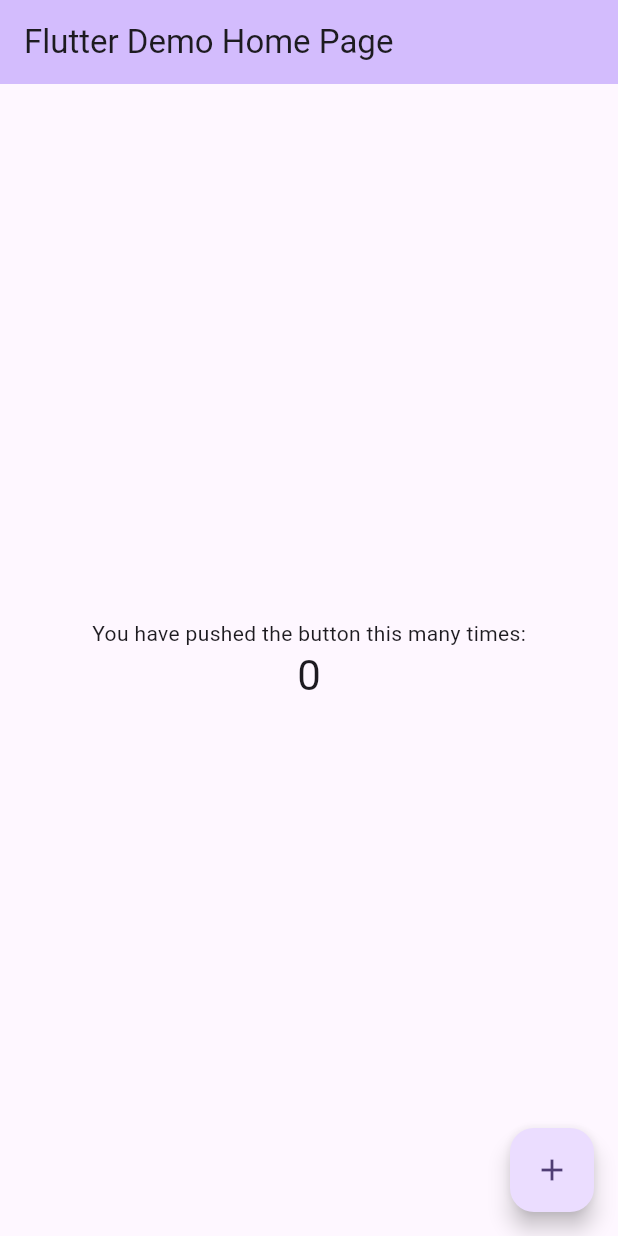
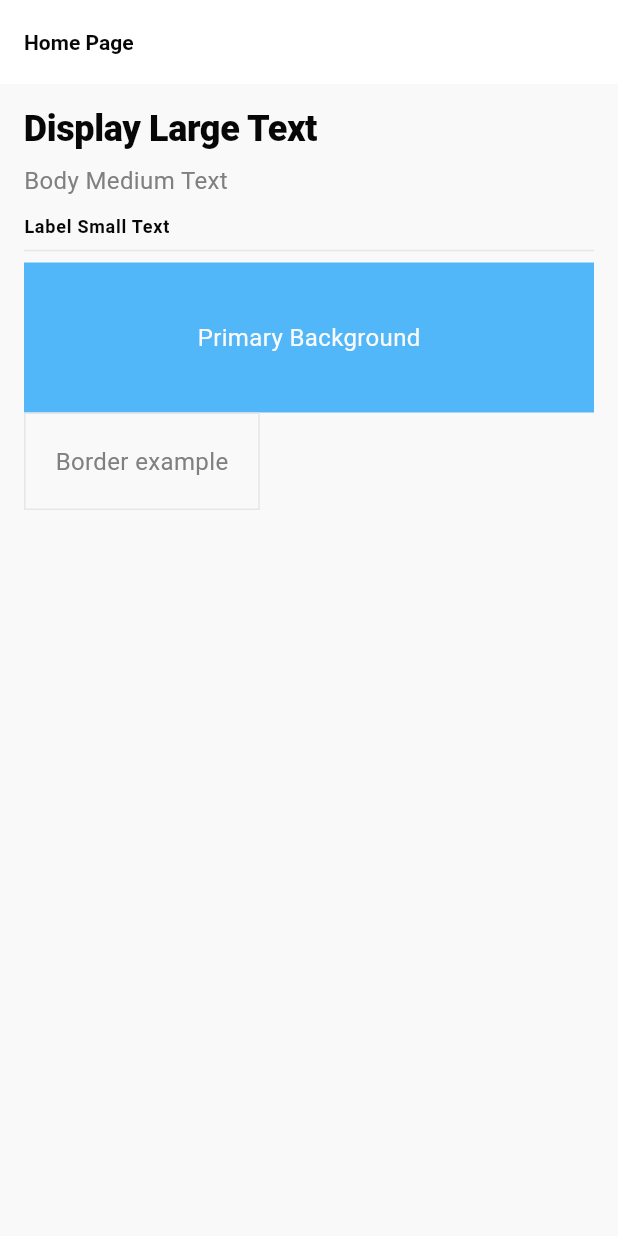
Before and after one commit to majharul-islam181/WorkBee, a Flutter app: the screen it shows after launch, on a phone screen of 412 x 824 dp. Run offline on Flutter 3.47's test engine with Material 3 defaults, Android fonts, the phone set to English and light mode, and no system bars.

Commit message:
Update README.md and main.dart

```diff
--- /dev/null
+++ b/lib/core/theme/app_colors.dart
@@ -0,0 +1,35 @@
+import 'package:flutter/material.dart';
+
+class AppColors {
+  // Primary
+  static const Color primaryMain = Color(0xFF51B7F9);
+  static const Color primaryLight = Color(0xFFB5E0FC);
+  static const Color primaryLightest = Color(0xFFE6F5FE);
+
+  // Text
+  static const Color text1 = Color(0xFF070707);
+  static const Color text2 = Color(0xFF808080);
+  static const Color textInverse = Color(0xFFFAFAFA);
+
+// Border
+  static const Color borderLight = Color(0xFFE6E6E6); // Light theme border
+  static const Color borderDark =
+      Color(0xFFFAFAFA); // Dark theme border (white)
+
+  // Error
+  static const Color error1 = Color(0xFFFF616D);
+  static const Color error2 = Color(0xFFFFE2E5);
+
+  // Warning
+  static const Color warning1 = Color(0xFFFFB37C);
+  static const Color warning2 = Color(0xFFFFF4E4);
+
+  // Success
+  static const Color green1 = Color(0xFF3AC0A0);
+  static const Color green2 = Color(0xFFE7F4E8);
+
+  // Surface
+  static const Color surfaceMainBG = Color(0xFFF9F9F9);
+  static const Color surfaceComponent = Color(0xFFF5F5F5);
+  static const Color surfacePlain = Color(0xFFFFFFFF);
+}
--- /dev/null
+++ b/lib/core/theme/app_theme.dart
@@ -0,0 +1,79 @@
+import 'package:flutter/material.dart';
+import 'app_colors.dart';
+import 'app_typography.dart';
+
+class AppTheme {
+  static ThemeData lightTheme = ThemeData(
+    brightness: Brightness.light,
+    primaryColor: AppColors.primaryMain,
+    scaffoldBackgroundColor: AppColors.surfaceMainBG,
+    textTheme: AppTypography.lightTextTheme,
+
+    // AppBar
+    appBarTheme: AppBarTheme(
+      backgroundColor: AppColors.surfacePlain,
+      iconTheme: const IconThemeData(color: AppColors.text1),
+      titleTextStyle: AppTypography.lightTextTheme.headlineMedium,
+    ),
+
+    // ColorScheme
+    colorScheme: const ColorScheme.light(
+      primary: AppColors.primaryMain,
+      surface: AppColors.surfaceMainBG,
+      error: AppColors.error1,
+    ),
+
+    // Border color (divider color for universal border)
+    dividerColor: AppColors.borderLight,
+
+    // Optional: Input field border color
+    inputDecorationTheme: const InputDecorationTheme(
+      border: OutlineInputBorder(
+        borderSide: BorderSide(color: AppColors.borderLight),
+      ),
+      enabledBorder: OutlineInputBorder(
+        borderSide: BorderSide(color: AppColors.borderLight),
+      ),
+      focusedBorder: OutlineInputBorder(
+        borderSide: BorderSide(color: AppColors.primaryMain),
+      ),
+    ),
+  );
+
+  static ThemeData darkTheme = ThemeData(
+    brightness: Brightness.dark,
+    primaryColor: AppColors.primaryMain,
+    scaffoldBackgroundColor: AppColors.text1,
+    textTheme: AppTypography.darkTextTheme,
+
+    // AppBar
+    appBarTheme: AppBarTheme(
+      backgroundColor: AppColors.text1,
+      iconTheme: const IconThemeData(color: AppColors.textInverse),
+      titleTextStyle: AppTypography.darkTextTheme.headlineMedium,
+    ),
+
+    // ColorScheme
+    colorScheme: const ColorScheme.dark(
+      primary: AppColors.primaryMain,
+      surface: AppColors.text1,
+      error: AppColors.error1,
+    ),
+
+    // Border color (divider color for universal border)
+    dividerColor: AppColors.borderDark,
+
+    // Optional: Input field border color
+    inputDecorationTheme: const InputDecorationTheme(
+      border: OutlineInputBorder(
+        borderSide: BorderSide(color: AppColors.borderDark),
+      ),
+      enabledBorder: OutlineInputBorder(
+        borderSide: BorderSide(color: AppColors.borderDark),
+      ),
+      focusedBorder: OutlineInputBorder(
+        borderSide: BorderSide(color: AppColors.primaryMain),
+      ),
+    ),
+  );
+}
--- /dev/null
+++ b/lib/core/theme/app_typography.dart
@@ -0,0 +1,84 @@
+import 'package:flutter/material.dart';
+import 'package:work_bee/core/theme/app_colors.dart';
+
+class AppTypography {
+  static const String fontFamily = 'Inter';
+
+  static TextTheme lightTextTheme = const TextTheme(
+    displayLarge: TextStyle(
+        fontSize: 24, fontWeight: FontWeight.w800, color: AppColors.text1),
+    displayMedium: TextStyle(
+        fontSize: 18, fontWeight: FontWeight.w800, color: AppColors.text1),
+    displaySmall: TextStyle(
+        fontSize: 16, fontWeight: FontWeight.w800, color: AppColors.text1),
+    headlineMedium: TextStyle(
+        fontSize: 14, fontWeight: FontWeight.w700, color: AppColors.text1),
+    headlineSmall: TextStyle(
+        fontSize: 12, fontWeight: FontWeight.w700, color: AppColors.text1),
+    bodyLarge: TextStyle(
+        fontSize: 18, fontWeight: FontWeight.w400, color: AppColors.text2),
+    bodyMedium: TextStyle(
+        fontSize: 16, fontWeight: FontWeight.w400, color: AppColors.text2),
+    titleMedium: TextStyle(
+        fontSize: 14, fontWeight: FontWeight.w400, color: AppColors.text2),
+    titleSmall: TextStyle(
+        fontSize: 12, fontWeight: FontWeight.w400, color: AppColors.text2),
+    bodySmall: TextStyle(
+        fontSize: 10, fontWeight: FontWeight.w500, color: AppColors.text2),
+    labelLarge: TextStyle(
+        fontSize: 14, fontWeight: FontWeight.w600, color: AppColors.text1),
+    labelSmall: TextStyle(
+        fontSize: 12, fontWeight: FontWeight.w600, color: AppColors.text1),
+  );
+
+  static TextTheme darkTextTheme = const TextTheme(
+    displayLarge: TextStyle(
+        fontSize: 24,
+        fontWeight: FontWeight.w800,
+        color: AppColors.textInverse),
+    displayMedium: TextStyle(
+        fontSize: 18,
+        fontWeight: FontWeight.w800,
+        color: AppColors.textInverse),
+    displaySmall: TextStyle(
+        fontSize: 16,
+        fontWeight: FontWeight.w800,
+        color: AppColors.textInverse),
+    headlineMedium: TextStyle(
+        fontSize: 14,
+        fontWeight: FontWeight.w700,
+        color: AppColors.textInverse),
+    headlineSmall: TextStyle(
+        fontSize: 12,
+        fontWeight: FontWeight.w700,
+        color: AppColors.textInverse),
+    bodyLarge: TextStyle(
+        fontSize: 18,
+        fontWeight: FontWeight.w400,
+        color: AppColors.textInverse),
+    bodyMedium: TextStyle(
+        fontSize: 16,
+        fontWeight: FontWeight.w400,
+        color: AppColors.textInverse),
+    titleMedium: TextStyle(
+        fontSize: 14,
+        fontWeight: FontWeight.w400,
+        color: AppColors.textInverse),
+    titleSmall: TextStyle(
+        fontSize: 12,
+        fontWeight: FontWeight.w400,
+        color: AppColors.textInverse),
+    bodySmall: TextStyle(
+        fontSize: 10,
+        fontWeight: FontWeight.w500,
+        color: AppColors.textInverse),
+    labelLarge: TextStyle(
+        fontSize: 14,
+        fontWeight: FontWeight.w600,
+        color: AppColors.textInverse),
+    labelSmall: TextStyle(
+        fontSize: 12,
+        fontWeight: FontWeight.w600,
+        color: AppColors.textInverse),
+  );
+}
--- /dev/null
+++ b/lib/home.dart
@@ -0,0 +1,63 @@
+import 'package:flutter/material.dart';
+import 'package:work_bee/core/theme/app_colors.dart';
+
+class HomePage extends StatelessWidget {
+  const HomePage({super.key});
+
+  @override
+  Widget build(BuildContext context) {
+    return Scaffold(
+      appBar: AppBar(
+        title: const Text('Home Page'),
+      ),
+      body: Padding(
+        padding: const EdgeInsets.all(16.0),
+        child: Column(
+          crossAxisAlignment: CrossAxisAlignment.start,
+          children: [
+            // Using TextTheme
+            Text(
+              'Display Large Text',
+              style: Theme.of(context).textTheme.displayLarge,
+            ),
+            const SizedBox(height: 10),
+            Text(
+              'Body Medium Text',
+              style: Theme.of(context).textTheme.bodyMedium,
+            ),
+            const SizedBox(height: 10),
+            Text(
+              'Label Small Text',
+              style: Theme.of(context).textTheme.labelSmall,
+            ),
+            Divider(
+              color: Theme.of(context)
+                  .dividerColor, // Automatically light/dark handled
+              thickness: 1,
+            ),
+
+            Container(
+              width: double.infinity,
+              height: 100,
+              color: AppColors.primaryMain, // Use any color from AppColors
+              child: const Center(
+                child: Text(
+                  "Primary Background",
+                  style: TextStyle(color: AppColors.textInverse),
+                ),
+              ),
+            ),
+
+            Container(
+              decoration: BoxDecoration(
+                border: Border.all(color: Theme.of(context).dividerColor),
+              ),
+              padding: const EdgeInsets.all(20),
+              child: const Text('Border example'),
+            ),
+          ],
+        ),
+      ),
+    );
+  }
+}
--- a/lib/main.dart
+++ b/lib/main.dart
@@ -1,4 +1,6 @@
 import 'package:flutter/material.dart';
+import 'package:work_bee/core/theme/app_theme.dart';
+import 'package:work_bee/home.dart';
 
 void main() {
   runApp(const MyApp());
@@ -7,119 +9,14 @@
 class MyApp extends StatelessWidget {
   const MyApp({super.key});
 
-  // This widget is the root of your application.
   @override
   Widget build(BuildContext context) {
     return MaterialApp(
-      title: 'Flutter Demo',
-      theme: ThemeData(
-        // This is the theme of your application.
-        //
-        // TRY THIS: Try running your application with "flutter run". You'll see
-        // the application has a purple toolbar. Then, without quitting the app,
-        // try changing the seedColor in the colorScheme below to Colors.green
-        // and then invoke "hot reload" (save your changes or press the "hot
-        // reload" button in a Flutter-supported IDE, or press "r" if you used
-        // the command line to start the app).
-        //
-        // Notice that the counter didn't reset back to zero; the application
-        // state is not lost during the reload. To reset the state, use hot
-        // restart instead.
-        //
-        // This works for code too, not just values: Most code changes can be
-        // tested with just a hot reload.
-        colorScheme: ColorScheme.fromSeed(seedColor: Colors.deepPurple),
-        useMaterial3: true,
-      ),
-      home: const MyHomePage(title: 'Flutter Demo Home Page'),
+      title: 'Theming Example',
+      theme: AppTheme.lightTheme, // Light Theme
+      darkTheme: AppTheme.darkTheme, // Dark Theme
+      themeMode: ThemeMode.system, // Automatically switches based on system setting
+      home: const HomePage(),
     );
   }
 }
-
-class MyHomePage extends StatefulWidget {
-  const MyHomePage({super.key, required this.title});
-
-  // This widget is the home page of your application. It is stateful, meaning
-  // that it has a State object (defined below) that contains fields that affect
-  // how it looks.
-
-  // This class is the configuration for the state. It holds the values (in this
-  // case the title) provided by the parent (in this case the App widget) and
-  // used by the build method of the State. Fields in a Widget subclass are
-  // always marked "final".
-
-  final String title;
-
-  @override
-  State<MyHomePage> createState() => _MyHomePageState();
-}
-
-class _MyHomePageState extends State<MyHomePage> {
-  int _counter = 0;
-
-  void _incrementCounter() {
-    setState(() {
-      // This call to setState tells the Flutter framework that something has
-      // changed in this State, which causes it to rerun the build method below
-      // so that the display can reflect the updated values. If we changed
-      // _counter without calling setState(), then the build method would not be
-      // called again, and so nothing would appear to happen.
-      _counter++;
-    });
-  }
-
-  @override
-  Widget build(BuildContext context) {
-    // This method is rerun every time setState is called, for instance as done
-    // by the _incrementCounter method above.
-    //
-    // The Flutter framework has been optimized to make rerunning build methods
-    // fast, so that you can just rebuild anything that needs updating rather
-    // than having to individually change instances of widgets.
-    return Scaffold(
-      appBar: AppBar(
-        // TRY THIS: Try changing the color here to a specific color (to
-        // Colors.amber, perhaps?) and trigger a hot reload to see the AppBar
-        // change color while the other colors stay the same.
-        backgroundColor: Theme.of(context).colorScheme.inversePrimary,
-        // Here we take the value from the MyHomePage object that was created by
-        // the App.build method, and use it to set our appbar title.
-        title: Text(widget.title),
-      ),
-      body: Center(
-        // Center is a layout widget. It takes a single child and positions it
-        // in the middle of the parent.
-        child: Column(
-          // Column is also a layout widget. It takes a list of children and
-          // arranges them vertically. By default, it sizes itself to fit its
-          // children horizontally, and tries to be as tall as its parent.
-          //
-          // Column has various properties to control how it sizes itself and
-          // how it positions its children. Here we use mainAxisAlignment to
-          // center the children vertically; the main axis here is the vertical
-          // axis because Columns are vertical (the cross axis would be
-          // horizontal).
-          //
-          // TRY THIS: Invoke "debug painting" (choose the "Toggle Debug Paint"
-          // action in the IDE, or press "p" in the console), to see the
-          // wireframe for each widget.
-          mainAxisAlignment: MainAxisAlignment.center,
-          children: <Widget>[
-            const Text(
-              'You have pushed the button this many times:',
-            ),
-            Text(
-              '$_counter',
-              style: Theme.of(context).textTheme.headlineMedium,
-            ),
-          ],
-        ),
-      ),
-      floatingActionButton: FloatingActionButton(
-        onPressed: _incrementCounter,
-        tooltip: 'Increment',
-        child: const Icon(Icons.add),
-      ), // This trailing comma makes auto-formatting nicer for build methods.
-    );
-  }
-}
```
Also changed, not shown: 1 other file.
